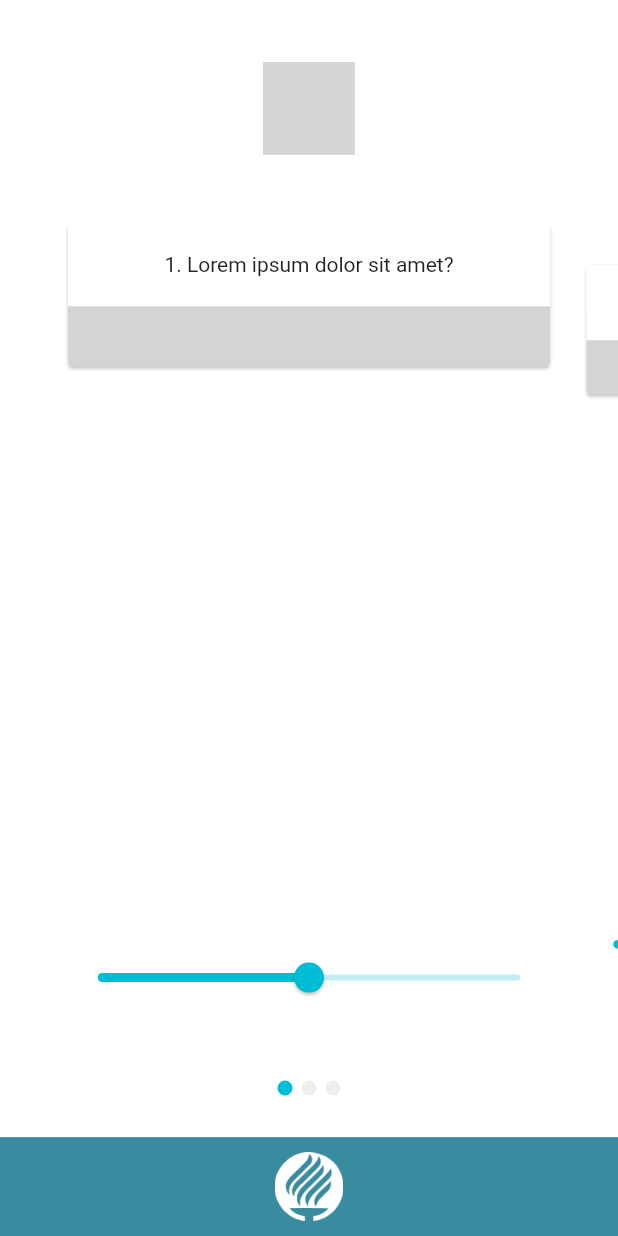
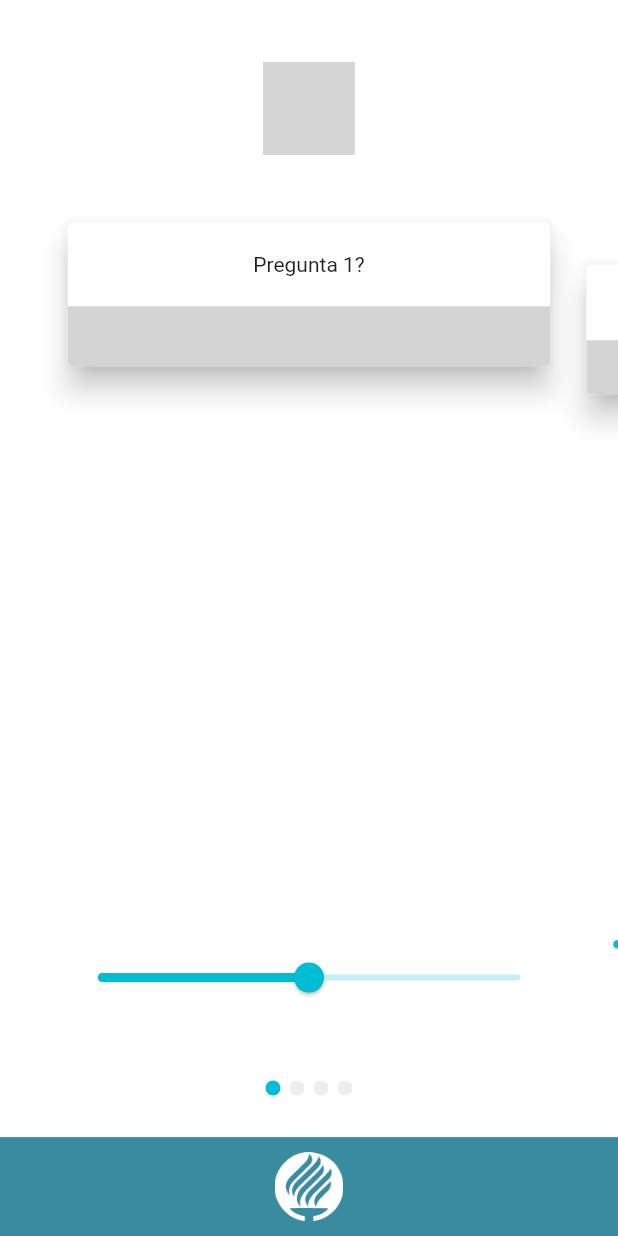
Before and after one commit to MIKEGUIJARRO/SGC, a Flutter app: the Home screen opened by its route, after a tap on "Iniciar Encuesta", on a phone screen of 412 x 824 dp. Run offline on Flutter 3.47's test engine with Material 2 defaults, Android fonts, the phone set to English and light mode, and no system bars; our stand-ins replace flutter_swiper, hex; grey boxes are pictures that could not be loaded.

Commit message:
PRovider Quesion agregado y sus modelos respectivos, se agrega pantalla de error en caso de que no haya preguntas que mostrar

```diff
--- a/lib/main.dart
+++ b/lib/main.dart
@@ -1,10 +1,12 @@
 import 'package:flutter/material.dart';
 import 'package:provider/provider.dart';
+import 'package:sgc_mvp/provider/survey.dart';
 
 import './screens/authentication_screen.dart';
 import './screens/home.dart';
 import './screens/question.dart';
 
+import './provider/survey_holder.dart';
 import './provider/survey_holder.dart';
 
 void main() => runApp(MyApp());
@@ -12,10 +14,14 @@ void main() => runApp(MyApp());
 class MyApp extends StatelessWidget {
   @override
   Widget build(BuildContext context) {
+
     return MultiProvider(
       providers: [
         ChangeNotifierProvider.value(
           value: SurveyHolder(),
+        ),
+        ChangeNotifierProvider.value(
+          value: Survey(),
         )
       ],
       child: MaterialApp(
--- a/lib/provider/survey.dart
+++ b/lib/provider/survey.dart
@@ -1,22 +1,60 @@
 import 'package:flutter/foundation.dart';
 
 class ResponseItem {
+  //Id es el contador de preguntas
+  final String id;
   final double response;
   final DateTime dateTime;
-  ResponseItem ({this.response, this.dateTime});
+  ResponseItem(
+      {@required this.id, @required this.response, @required this.dateTime});
 }
 
-class SurveyItems {
+class SurveyItem {
+  //Item hace referencia a cada card con su pregunta.
+  //Una encuesta se compone de multiples preguntas.
   //Modelo de encuesta individual que guarda toda la informacion core
+  // 1 sola pregunta y las n respuestas que se han tenido
   final String question;
   //Responses va a guardar la fecha de la respuesta y el valor de esta
   final List<ResponseItem> responses;
-  SurveyItems({this.question, this.responses});
+  SurveyItem({this.question, this.responses});
 }
 
-class Survey with ChangeNotifier{
+class Survey with ChangeNotifier {
+  //Esta es la encuesta que se estara trabajando en macro en la app.
+  //La que se respondera "n" veces.
+  List<SurveyItem> _surveyItems = [
+    SurveyItem(question: "Pregunta 1?", responses: []),
+    SurveyItem(question: "Pregunta 2?", responses: []),
+    SurveyItem(question: "Pregunta 3?", responses: []),
+    SurveyItem(question: "Pregunta 4?", responses: []),
+  ];
 
+  void initSurvey() {
+    //Codigo donde descarga la base de datos
+  }
 
+  void addResponses(List<double> responses) {
+    //Cada indice de pregunta pasa su indice de respuesta
+    if (responses.length != _surveyItems.length) {
+      print(
+          "Existe una diferencia entre la cantidad de respuestas obtenidas y la las preguntas");
+      //Throw Error
+      return;
+    }
 
+    for (int i = 0; i < _surveyItems.length; i++) {
+      _surveyItems[i].responses.add(ResponseItem(
+          id: DateTime.now().toString(),
+          response: responses[i],
+          dateTime: DateTime.now()));
+      print("Response $i: ${responses[i]}");
+    }
 
+    notifyListeners();
+  }
+
+  List<String> getQuestions() {
+    return _surveyItems.map((item)=> item.question).toList();
+  }
 }
--- a/lib/provider/survey_holder.dart
+++ b/lib/provider/survey_holder.dart
@@ -9,13 +9,21 @@ class SurveyHolderItem {
 
 class SurveyHolder with ChangeNotifier {
   List<SurveyHolderItem> _surveyHolderItems = [
-    SurveyHolderItem(
+    /* SurveyHolderItem(
         question: "1. Lorem ipsum dolor sit amet?", response: null),
     SurveyHolderItem(
         question: "2. Lorem ipsum dolor sit amet?", response: null),
     SurveyHolderItem(
         question: "3. Lorem ipsum dolor sit amet?", response: null),
+    SurveyHolderItem(
+        question: "3. Lorem ipsum dolor sit amet?", response: null), */
   ];
+
+  void initSurveyHolder(List<String> questions) {
+    _surveyHolderItems = questions.map((question) {
+      return SurveyHolderItem(question: question, response: null);
+    }).toList();
+  }
 
   int getLength() {
     return _surveyHolderItems.length;
@@ -24,6 +32,13 @@ class SurveyHolder with ChangeNotifier {
   //Devolver pregunta, no hace falta notifyListeners()
   String getQuestion(int index) {
     return _surveyHolderItems[index].question;
+  }
+
+  bool isEmpty() {
+    if (_surveyHolderItems.isEmpty) {
+      return true;
+    }
+    return false;
   }
 
   bool isLast(int index) {
@@ -44,6 +59,10 @@ class SurveyHolder with ChangeNotifier {
     return _surveyHolderItems[index].response;
   }
 
+  List<double> getResponses() {
+    return _surveyHolderItems.map((item) => item.response).toList();
+  }
+
   Future<void> cleanResponses() async {
     //Esperamos 500 milisegundos para realizar el cambio de pantalla y eliminar los datos
     Future.delayed(Duration(milliseconds: 5), () {
--- a/lib/screens/home.dart
+++ b/lib/screens/home.dart
@@ -5,16 +5,20 @@ import '../constants/size_config.dart';
 import '../widgets/bottom_bar_tec.dart';
 import '../widgets/survey_info.dart';
 import '../screens/question.dart';
+
+import '../provider/survey.dart';
 import '../provider/survey_holder.dart';
 
 class Home extends StatelessWidget {
-
   static const routeName = "/home";
-
   GlobalKey<ScaffoldState> _drawerKey = GlobalKey();
 
+  void loadAndUpdateContent(BuildContext context) {}
+
   void _startSurvey(BuildContext context) {
-
+    //Cargamos las preguntas a nuestro SurveyHolder
+    List<String> questions = Provider.of<Survey>(context,listen: false).getQuestions();
+    Provider.of<SurveyHolder>(context, listen: false).initSurveyHolder(questions);
     Navigator.of(context).pushNamed(Question.routeName);
   }
 
@@ -24,42 +28,44 @@ class Home extends StatelessWidget {
       key: _drawerKey,
       backgroundColor: Colors.white,
       drawer: Drawer(
-        child: ListView(
-          children: <Widget>[
+          child: ListView(children: <Widget>[
         UserAccountsDrawerHeader(
-              decoration: BoxDecoration(
-                color: Theme.of(context).accentColor
+          decoration: BoxDecoration(color: Theme.of(context).accentColor),
+          arrowColor: Theme.of(context).accentColor,
+          accountName: Text(
+            "Empresa 01",
+            style: TextStyle(
+              color: Colors.white,
             ),
-              arrowColor: Theme.of(context).accentColor,
-              accountName: Text("Empresa 01", style: TextStyle(color: Colors.white,),),
-              accountEmail: Text("empresa01@gmail.com", style:TextStyle(color: Colors.white,),),
-
+          ),
+          accountEmail: Text(
+            "empresa01@gmail.com",
+            style: TextStyle(
+              color: Colors.white,
+            ),
+          ),
         ),
         ListTile(
           title: Text("Cambiar encuesta"),
           leading: Icon(Icons.swap_vert),
-              onTap: (){},
+          onTap: () {},
         ),
         ListTile(
           title: Text("Crear encuesta"),
           leading: Icon(Icons.create),
-              onTap: (){},
+          onTap: () {},
         ),
         ListTile(
           title: Text("Cerrar sesión"),
           leading: Icon(Icons.chevron_left),
-              onTap: (){},
+          onTap: () {},
         ),
-
-
         ListTile(
           title: Text("Información"),
           leading: Icon(Icons.info),
-              onTap: (){},
+          onTap: () {},
         ),
-          ],
-        )
-      ),
+      ])),
       body: SafeArea(
         child: Container(
           width: double.infinity,
@@ -71,7 +77,7 @@ class Home extends StatelessWidget {
                 left: 20,
                 child: IconButton(
                   icon: Icon(Icons.sort),
-                  onPressed: (){
+                  onPressed: () {
                     _drawerKey.currentState.openDrawer();
                   },
                 ),
--- a/lib/screens/question.dart
+++ b/lib/screens/question.dart
@@ -4,6 +4,7 @@ import 'package:provider/provider.dart';
 
 import '../widgets/bottom_bar_tec.dart';
 import '../constants/size_config.dart';
+import '../widgets/error_alert.dart';
 
 import '../widgets/content_question.dart';
 import '../provider/survey_holder.dart';
@@ -14,7 +15,7 @@ class Question extends StatelessWidget {
   @override
   Widget build(BuildContext context) {
     //Continua escuchando la longitud de la lista para futuros cambios
-    final listLength = Provider.of<SurveyHolder>(context).getLength();
+    final surveyHolder = Provider.of<SurveyHolder>(context);
 
     return Scaffold(
       backgroundColor: Colors.white,
@@ -37,10 +38,10 @@ class Question extends StatelessWidget {
                         width: SizeConfig.safeBlockHorizontal * 15,
                       ),
                       Expanded(
-                        child: Swiper(
+                        child: surveyHolder.isEmpty() ? ErrorAlert() :Swiper(
                           viewportFraction: 0.8,
                           scale: 0.9,
-                          itemCount: listLength,
+                          itemCount: surveyHolder.getLength(),
                           scrollDirection: Axis.horizontal,
                           loop: false,
                           pagination: SwiperPagination(
```
Also changed, not shown: lib/widgets/content_question.dart (+10 -3 lines), lib/widgets/error_alert.dart (added, +54 -0 lines). Lines whose indentation alone changed are shown as unchanged.
